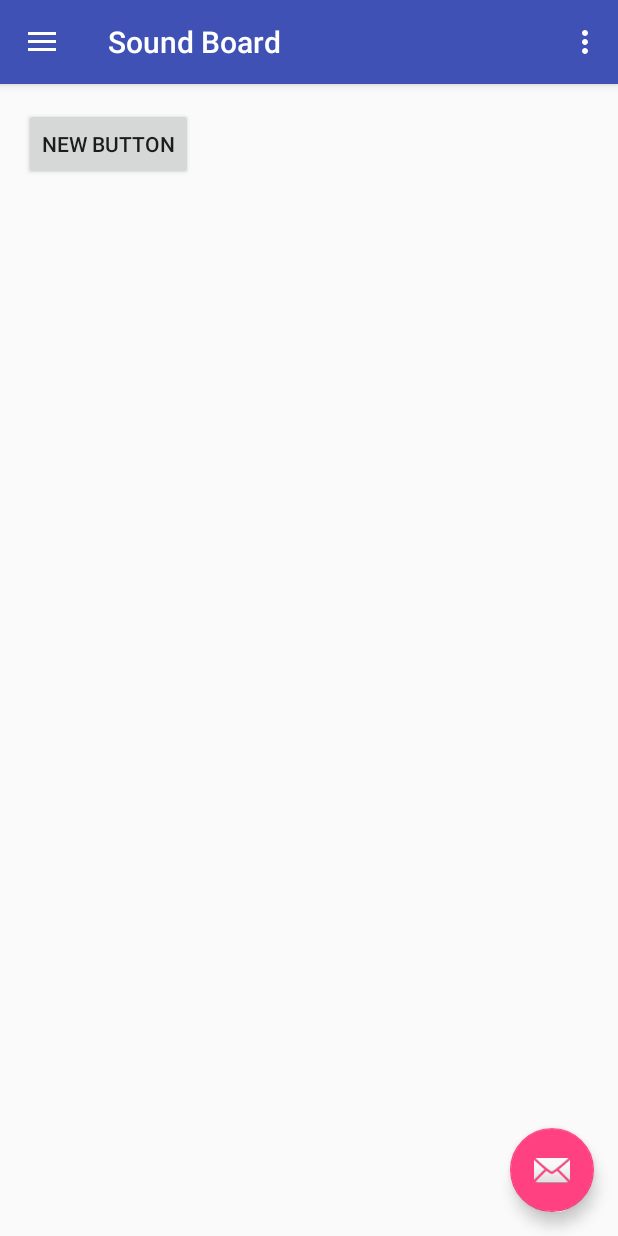
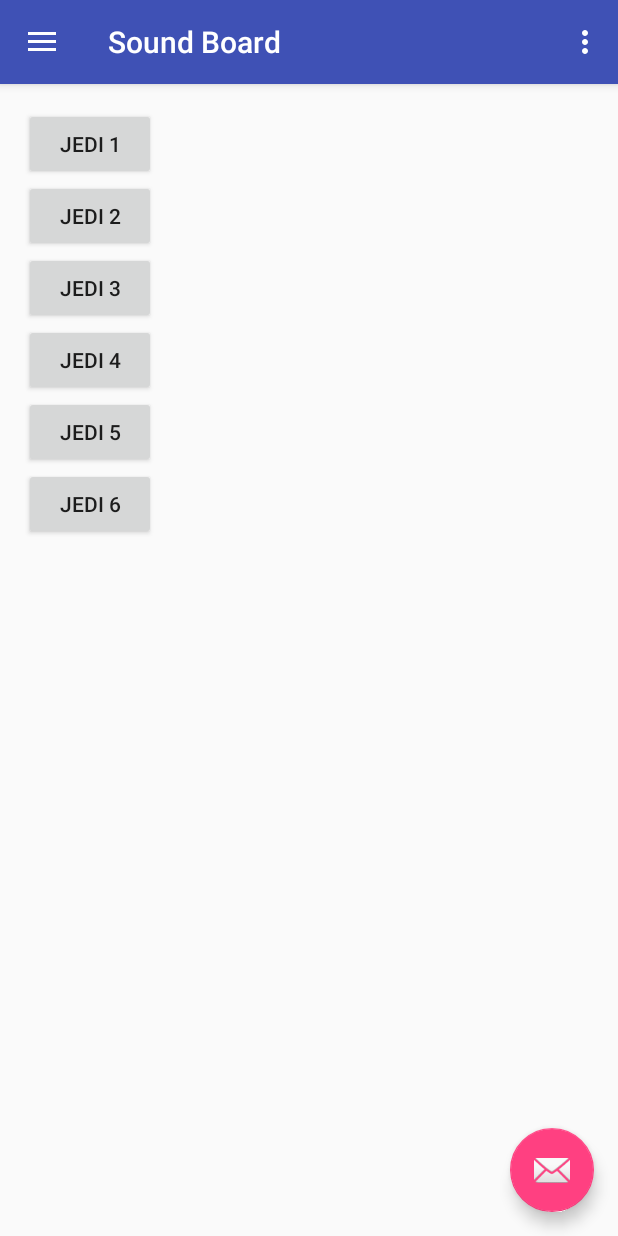
Before and after one commit to buttspank/soundboard, an Android app: the screen it shows after launch (MainActivity), after a tap on "Jedi", on a phone screen of 412 x 824 dp. Run offline under Robolectric (Android 15) with nearby library versions, the phone set to English and light mode, and no system bars; 1 other tap on this screen came first.

Commit message:
made buttons for jedi sounds

```diff
--- a/SoundBoard/app/src/main/java/org/pltw/examples/soundboard/Jedi.java
+++ b/SoundBoard/app/src/main/java/org/pltw/examples/soundboard/Jedi.java
@@ -1,7 +1,31 @@
 package org.pltw.examples.soundboard;
+
+import android.media.MediaPlayer;
+import android.os.Bundle;
+import android.widget.Button;
 
 /**
  * Created by anthony90113 on 5/18/2017.
  */
 public class Jedi extends MainActivity {
+    private Button jedi1;
+    private Button jedi2;
+    private Button jedi3;
+    private Button jedi4;
+    private Button jedi5;
+    private Button jedi6;
+    private MediaPlayer jedSound1;
+    private MediaPlayer jedSound2;
+    private MediaPlayer jedSound3;
+    private MediaPlayer jedSound4;
+    private MediaPlayer jedSound5;
+    private MediaPlayer jedSound6;
+
+
+    @Override
+    protected void onCreate(Bundle savedInstanceState) {
+        super.onCreate(savedInstanceState);
+        setContentView(R.layout.fragment_jedi);
+
+    }
 }
--- a/SoundBoard/app/src/main/res/layout/fragment_jedi.xml
+++ b/SoundBoard/app/src/main/res/layout/fragment_jedi.xml
@@ -3,9 +3,54 @@
               android:layout_width="match_parent"
               android:layout_height="match_parent">
 
-    <Button
-        android:layout_width="wrap_content"
-        android:layout_height="wrap_content"
-        android:text="New Button"
-        android:id="@+id/jedi_button1"/>
+    <LinearLayout
+        android:orientation="vertical"
+        android:layout_width="match_parent"
+        android:layout_height="match_parent">
+
+        <Button
+            android:layout_width="wrap_content"
+            android:layout_height="wrap_content"
+            android:text="Jedi 1"
+            android:id="@+id/jedi_button1"
+            android:onClick="onJedi_1Click"
+            android:singleLine="true"/>
+
+        <Button
+            android:layout_width="wrap_content"
+            android:layout_height="wrap_content"
+            android:text="Jedi 2"
+            android:id="@+id/jedi_button2"
+            android:longClickable="false"
+            android:onClick="onJedi_2Click"/>
+
+        <Button
+            android:layout_width="wrap_content"
+            android:layout_height="wrap_content"
+            android:text="Jedi 3"
+            android:id="@+id/jedi_button3"
+            android:onClick="onJedi_3Click"/>
+
+        <Button
+            android:layout_width="wrap_content"
+            android:layout_height="wrap_content"
+            android:text="Jedi 4"
+            android:id="@+id/jedi_button4"
+            android:onClick="onJedi_4Click"/>
+
+        <Button
+            android:layout_width="wrap_content"
+            android:layout_height="wrap_content"
+            android:text="Jedi 5"
+            android:id="@+id/jedi_button5"
+            android:onClick="onJedi_5Click"/>
+
+        <Button
+            android:layout_width="wrap_content"
+            android:layout_height="wrap_content"
+            android:text="Jedi 6"
+            android:id="@+id/jedi_button6"
+            android:onClick="onJedi_6Click"/>
+    </LinearLayout>
+
 </LinearLayout>
```
Also changed, not shown: 6 other files.
